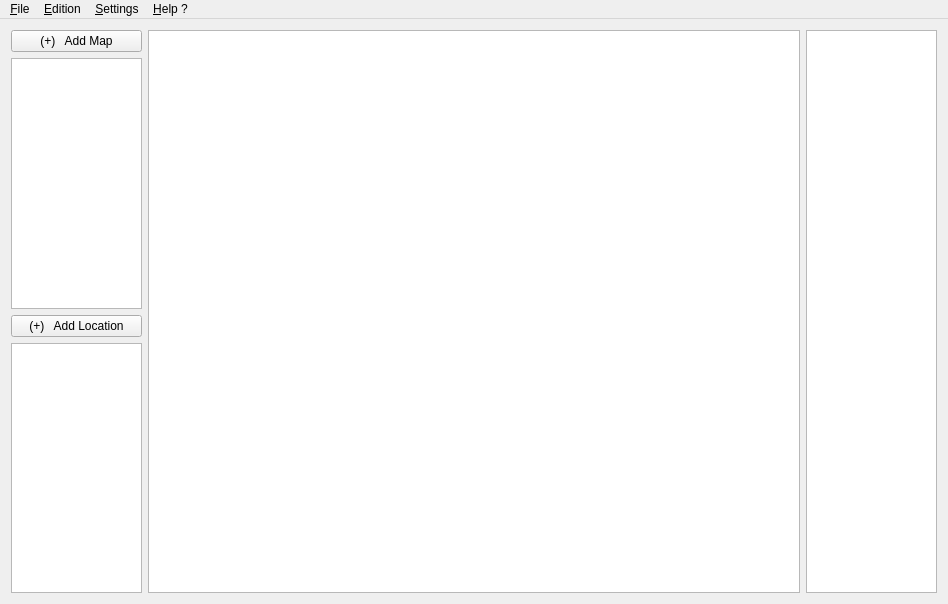
First picture: the form in src/geomove.ui, repository Shirenator/GeologieMouvementsVerticaux, before the edit.
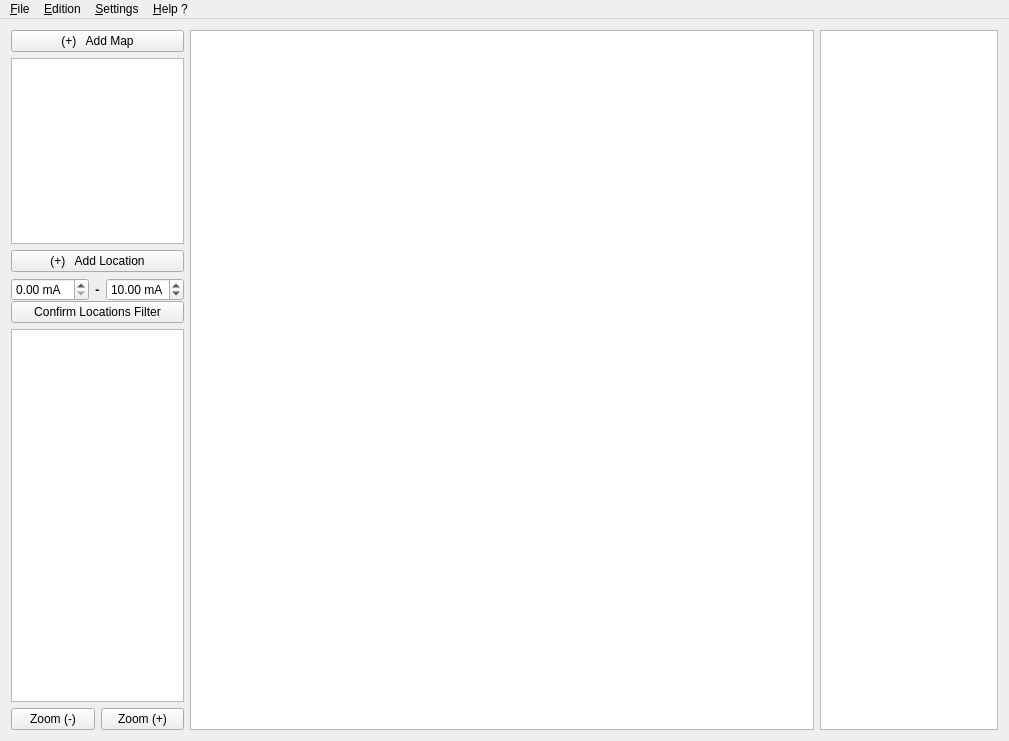
Second picture: the form after the edit.

The edit to the form file:
```diff
--- a/src/geomove.ui
+++ b/src/geomove.ui
@@ -6,8 +6,8 @@
    <rect>
     <x>0</x>
     <y>0</y>
-    <width>948</width>
-    <height>604</height>
+    <width>1009</width>
+    <height>741</height>
    </rect>
   </property>
   <property name="windowTitle">
@@ -16,15 +16,15 @@
   <widget class="QWidget" name="centralwidget">
    <layout class="QHBoxLayout" name="horizontalLayout">
     <item>
-     <layout class="QHBoxLayout" name="MainWindowLayout" stretch="1,5,1">
+     <layout class="QHBoxLayout" name="MainWindowLayout" stretch="1,7,2">
       <property name="spacing">
        <number>6</number>
       </property>
       <property name="sizeConstraint">
-       <enum>QLayout::SetMaximumSize</enum>
+       <enum>QLayout::SetMinimumSize</enum>
       </property>
       <item>
-       <layout class="QVBoxLayout" name="Data" stretch="1,0,1,0">
+       <layout class="QVBoxLayout" name="Data" stretch="0,1,0,0,2,0">
         <item>
          <widget class="QPushButton" name="addMap">
           <property name="text">
@@ -33,7 +33,14 @@
          </widget>
         </item>
         <item>
-         <widget class="QListView" name="listMaps"/>
+         <widget class="QListView" name="listMaps">
+          <property name="enabled">
+           <bool>true</bool>
+          </property>
+          <property name="editTriggers">
+           <set>QAbstractItemView::NoEditTriggers</set>
+          </property>
+         </widget>
         </item>
         <item>
          <widget class="QPushButton" name="addLocation">
@@ -43,7 +50,122 @@
          </widget>
         </item>
         <item>
-         <widget class="QListView" name="listLocations"/>
+         <layout class="QVBoxLayout" name="Filter">
+          <property name="spacing">
+           <number>0</number>
+          </property>
+          <property name="sizeConstraint">
+           <enum>QLayout::SetMinimumSize</enum>
+          </property>
+          <item>
+           <layout class="QHBoxLayout" name="Filtervalues" stretch="1,0,1">
+            <property name="spacing">
+             <number>3</number>
+            </property>
+            <property name="sizeConstraint">
+             <enum>QLayout::SetDefaultConstraint</enum>
+            </property>
+            <item>
+             <widget class="QDoubleSpinBox" name="agemin">
+              <property name="maximumSize">
+               <size>
+                <width>85</width>
+                <height>16777215</height>
+               </size>
+              </property>
+              <property name="prefix">
+               <string/>
+              </property>
+              <property name="suffix">
+               <string> mA</string>
+              </property>
+              <property name="maximum">
+               <double>99.989999999999995</double>
+              </property>
+              <property name="singleStep">
+               <double>0.100000000000000</double>
+              </property>
+             </widget>
+            </item>
+            <item>
+             <widget class="QLabel" name="Tiret">
+              <property name="font">
+               <font>
+                <weight>75</weight>
+                <bold>true</bold>
+               </font>
+              </property>
+              <property name="layoutDirection">
+               <enum>Qt::LeftToRight</enum>
+              </property>
+              <property name="text">
+               <string> - </string>
+              </property>
+              <property name="textFormat">
+               <enum>Qt::AutoText</enum>
+              </property>
+              <property name="wordWrap">
+               <bool>false</bool>
+              </property>
+              <property name="margin">
+               <number>0</number>
+              </property>
+             </widget>
+            </item>
+            <item>
+             <widget class="QDoubleSpinBox" name="agemax">
+              <property name="maximumSize">
+               <size>
+                <width>85</width>
+                <height>16777215</height>
+               </size>
+              </property>
+              <property name="suffix">
+               <string> mA</string>
+              </property>
+              <property name="singleStep">
+               <double>0.100000000000000</double>
+              </property>
+              <property name="value">
+               <double>10.000000000000000</double>
+              </property>
+             </widget>
+            </item>
+           </layout>
+          </item>
+          <item>
+           <widget class="QPushButton" name="ConfirmationFilter">
+            <property name="text">
+             <string>Confirm Locations Filter</string>
+            </property>
+           </widget>
+          </item>
+         </layout>
+        </item>
+        <item>
+         <widget class="QListView" name="listLocations">
+          <property name="editTriggers">
+           <set>QAbstractItemView::NoEditTriggers</set>
+          </property>
+         </widget>
+        </item>
+        <item>
+         <layout class="QHBoxLayout" name="Zoom">
+          <item>
+           <widget class="QPushButton" name="Zoomout">
+            <property name="text">
+             <string>Zoom (-)</string>
+            </property>
+           </widget>
+          </item>
+          <item>
+           <widget class="QPushButton" name="Zoomin">
+            <property name="text">
+             <string>Zoom (+)</string>
+            </property>
+           </widget>
+          </item>
+         </layout>
         </item>
        </layout>
       </item>
@@ -77,7 +199,7 @@
     <rect>
      <x>0</x>
      <y>0</y>
-     <width>948</width>
+     <width>1009</width>
      <height>25</height>
     </rect>
    </property>
```
Left out of the diff: 6 changed lines with no effect on the pictures.
